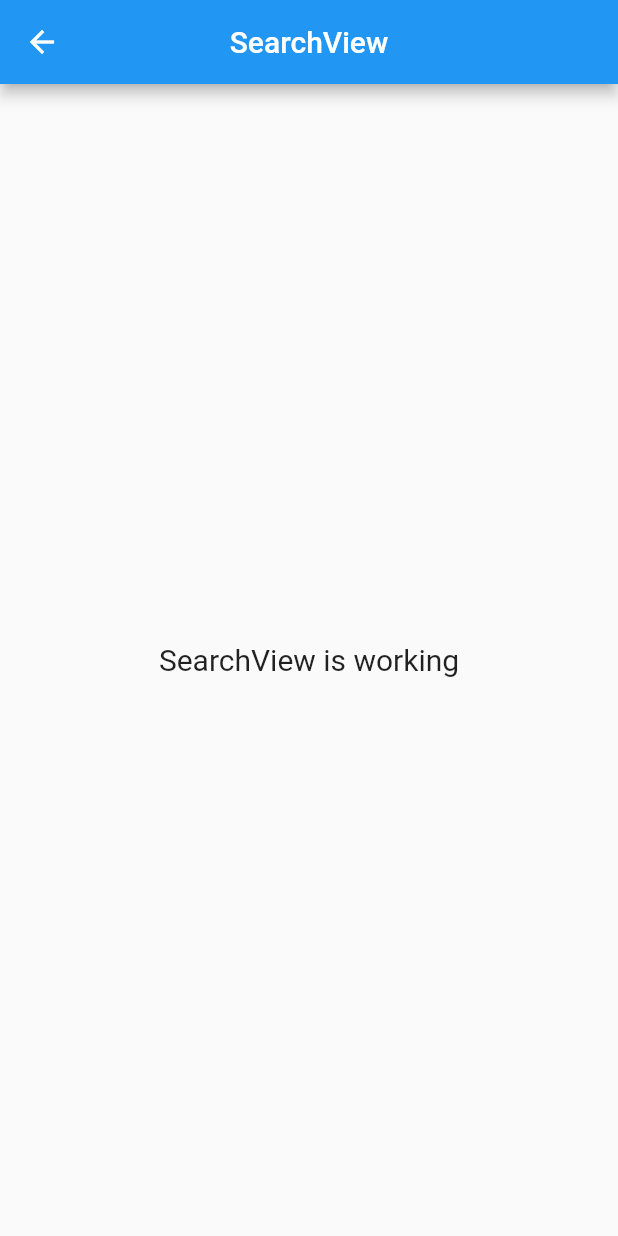
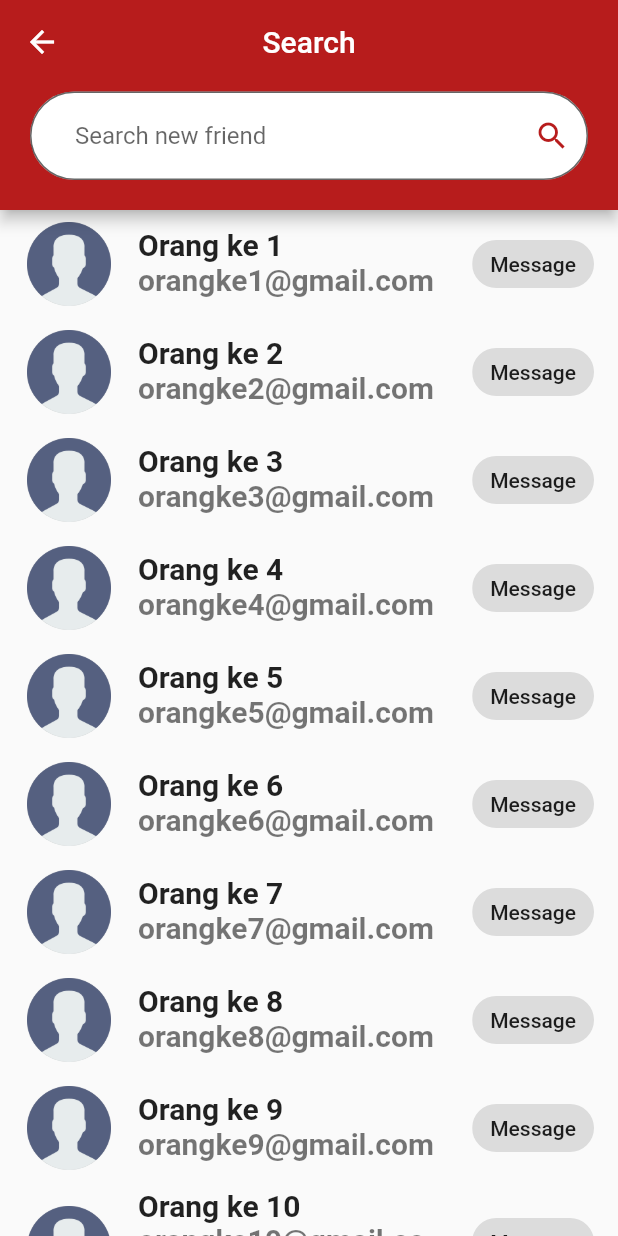
Before and after one commit to AgungLi/Chat-App, a Flutter app: the SearchView screen opened by its route, on a phone screen of 412 x 824 dp. Run offline on Flutter 3.47's test engine with Material 2 defaults, Android fonts, the phone set to English and light mode, and no system bars; our stand-ins replace firebase_core, get, introduction_screen, lottie; accounts and stored records are empty; project files that could hold a hidden picture were left out.

Commit message:
Create Search Screen

```diff
--- a/lib/app/modules/search/views/search_view.dart
+++ b/lib/app/modules/search/views/search_view.dart
@@ -1,23 +1,106 @@
+import 'package:chatapp/app/routes/app_pages.dart';
 import 'package:flutter/material.dart';
 
 import 'package:get/get.dart';
+import 'package:lottie/lottie.dart';
 
 import '../controllers/search_controller.dart';
 
 class SearchView extends GetView<SearchController> {
+  final List<Widget> friends = List.generate(
+    20,
+    (index) => ListTile(
+      leading: CircleAvatar(
+        radius: 30,
+        backgroundColor: Colors.black26,
+        child: Image.asset(
+          "assets/logo/noimage.png",
+          fit: BoxFit.cover,
+        ),
+      ),
+      title: Text(
+        "Orang ke ${index + 1}",
+        style: TextStyle(fontSize: 20, fontWeight: FontWeight.w600),
+      ),
+      subtitle: Text(
+        "orangke${index + 1}@gmail.com",
+        style: TextStyle(fontSize: 20, fontWeight: FontWeight.w600),
+      ),
+      trailing: GestureDetector(
+        onTap: () => Get.toNamed(Routes.CHAT_ROOM),
+        child: Chip(
+          label: Text("Message"),
+        ),
+      ),
+    ),
+  );
   @override
   Widget build(BuildContext context) {
     return Scaffold(
-      appBar: AppBar(
-        title: Text('SearchView'),
-        centerTitle: true,
+      appBar: PreferredSize(
+        child: AppBar(
+            backgroundColor: Colors.red[900],
+            title: Text('Search'),
+            centerTitle: true,
+            leading: IconButton(
+              onPressed: () => Get.back(),
+              icon: Icon(Icons.arrow_back),
+            ),
+            flexibleSpace: Padding(
+              padding: const EdgeInsets.fromLTRB(20, 50, 20, 20),
+              child: Align(
+                alignment: Alignment.bottomCenter,
+                child: TextField(
+                  cursorColor: Colors.red[900],
+                  decoration: InputDecoration(
+                    fillColor: Colors.white,
+                    filled: true,
+                    border: OutlineInputBorder(
+                      borderRadius: BorderRadius.circular(30),
+                      borderSide: BorderSide(
+                        color: Colors.white,
+                        width: 1,
+                      ),
+                    ),
+                    focusedBorder: OutlineInputBorder(
+                      borderRadius: BorderRadius.circular(30),
+                      borderSide: BorderSide(
+                        color: Colors.white,
+                        width: 1,
+                      ),
+                    ),
+                    hintText: "Search new friend",
+                    contentPadding: EdgeInsets.symmetric(
+                      horizontal: 30,
+                      vertical: 20,
+                    ),
+                    suffixIcon: InkWell(
+                      borderRadius: BorderRadius.circular(30),
+                      onTap: () {},
+                      child: Icon(
+                        Icons.search,
+                        color: Colors.red[900],
+                      ),
+                    ),
+                  ),
+                ),
+              ),
+            )),
+        preferredSize: Size.fromHeight(140),
       ),
-      body: Center(
-        child: Text(
-          'SearchView is working',
-          style: TextStyle(fontSize: 20),
-        ),
-      ),
+      body: friends.length == 0
+          ? Center(
+              child: Container(
+                width: Get.width * 0.7,
+                height: Get.width * 0.7,
+                child: Lottie.asset("assets/lottie/empty.json"),
+              ),
+            )
+          : ListView.builder(
+              padding: EdgeInsets.zero,
+              itemCount: friends.length,
+              itemBuilder: (context, index) => friends[index],
+            ),
     );
   }
 }
--- a/lib/main.dart
+++ b/lib/main.dart
@@ -29,7 +29,7 @@ class MyApp extends StatelessWidget {
         if (snapshot.connectionState == ConnectionState.done) {
           return GetMaterialApp(
             title: "ChatApp",
-            initialRoute: Routes.HOME,
+            initialRoute: Routes.SEARCH,
             getPages: AppPages.routes,
           );
           //   return FutureBuilder(
```
